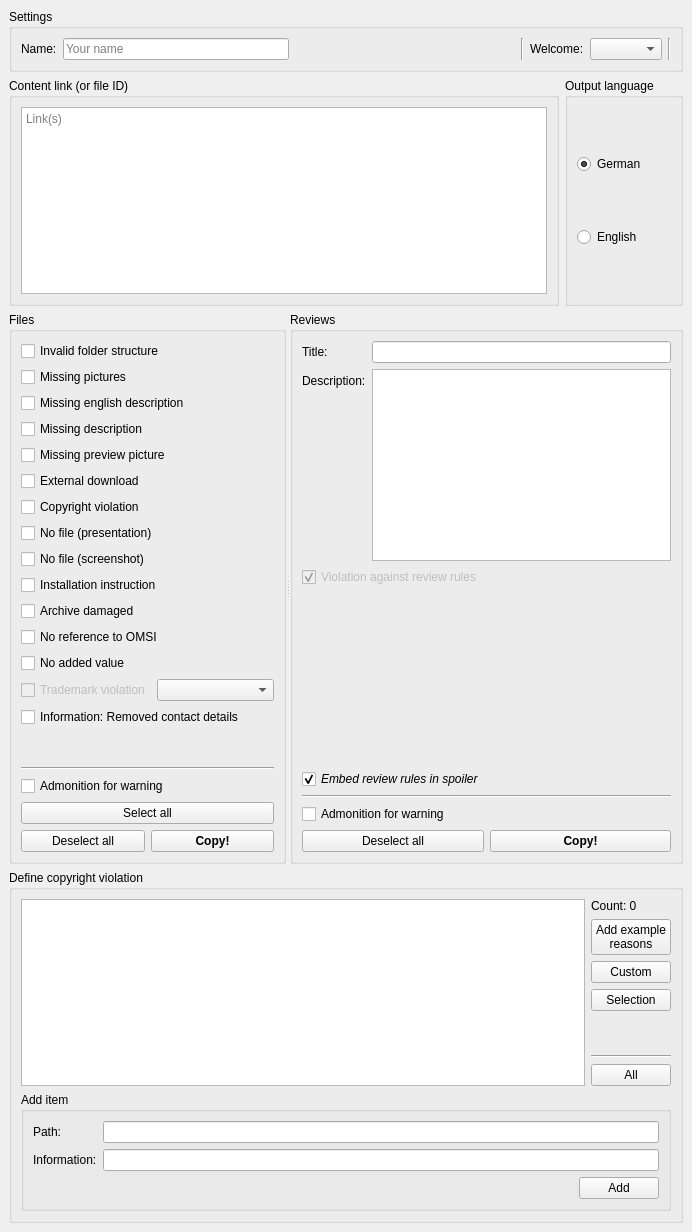
Above: OTModules/wFbh/wfbh.ui from pietr26/OMSI-Tools before the change. Below: the same form after it.
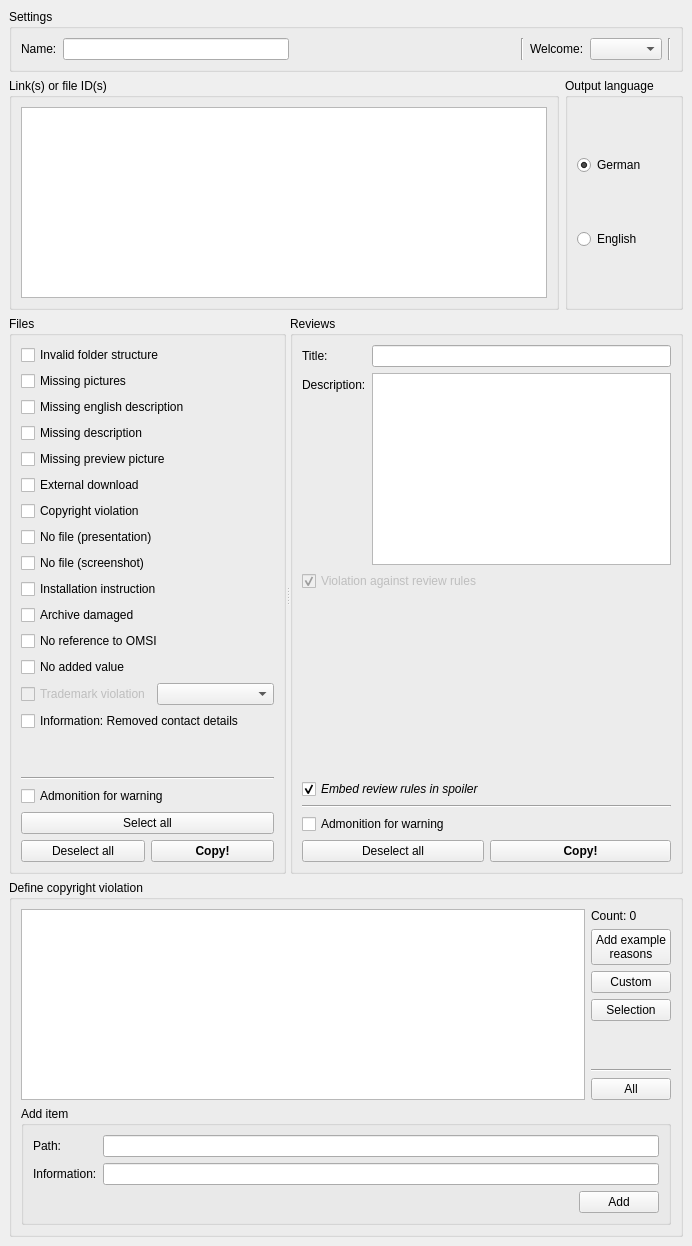
That is the form after the change. Icons and pictures are not drawn.

Commit message: Removed placeholder texts

What changed in the file:
```diff
--- a/OTModules/wFbh/wfbh.ui
+++ b/OTModules/wFbh/wfbh.ui
@@ -7,7 +7,7 @@
     <x>0</x>
     <y>0</y>
     <width>692</width>
-    <height>1232</height>
+    <height>1246</height>
    </rect>
   </property>
   <property name="windowTitle">
@@ -38,7 +38,7 @@
        <item>
         <widget class="QLineEdit" name="ledName">
          <property name="placeholderText">
-          <string>Your name</string>
+          <string/>
          </property>
         </widget>
        </item>
@@ -94,13 +94,13 @@
       <item>
        <widget class="QGroupBox" name="gbxLink">
         <property name="title">
-         <string>Content link (or file ID)</string>
+         <string>Link(s) or file ID(s)</string>
         </property>
         <layout class="QVBoxLayout" name="verticalLayout_6">
          <item>
           <widget class="QPlainTextEdit" name="pteLinks">
            <property name="placeholderText">
-            <string>Link(s)</string>
+            <string/>
            </property>
           </widget>
          </item>
```
